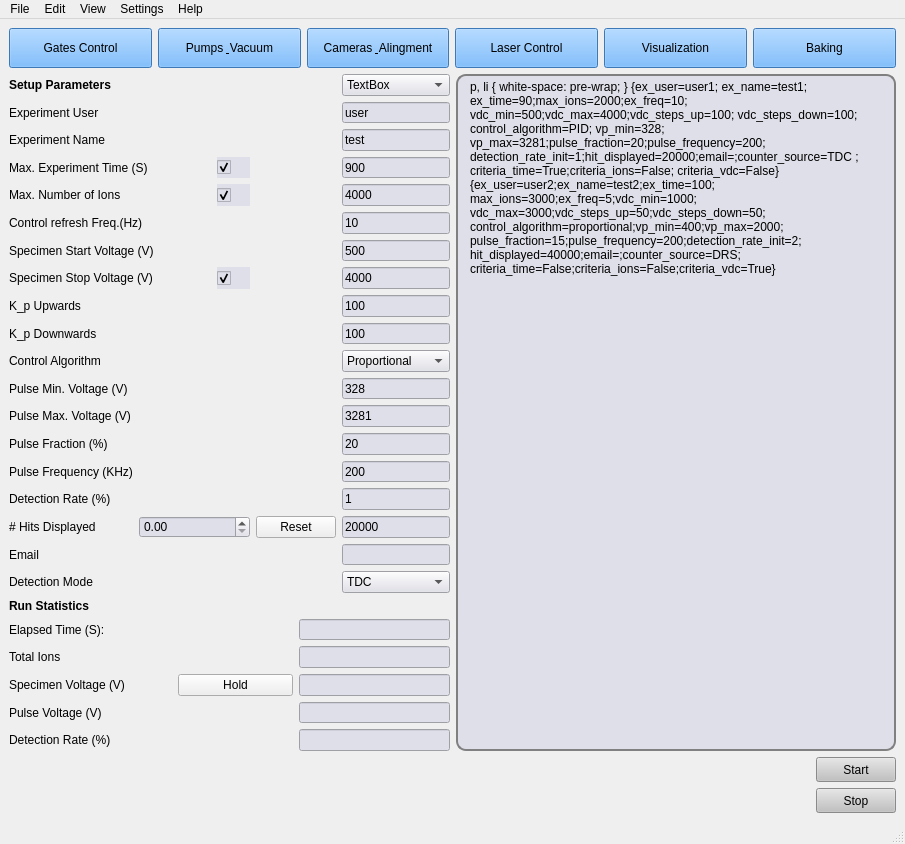
First picture: the form in pyccapt/files/PyQt6_UI/gui_main.ui, repository mmonajem/pyoxcart, before the edit.
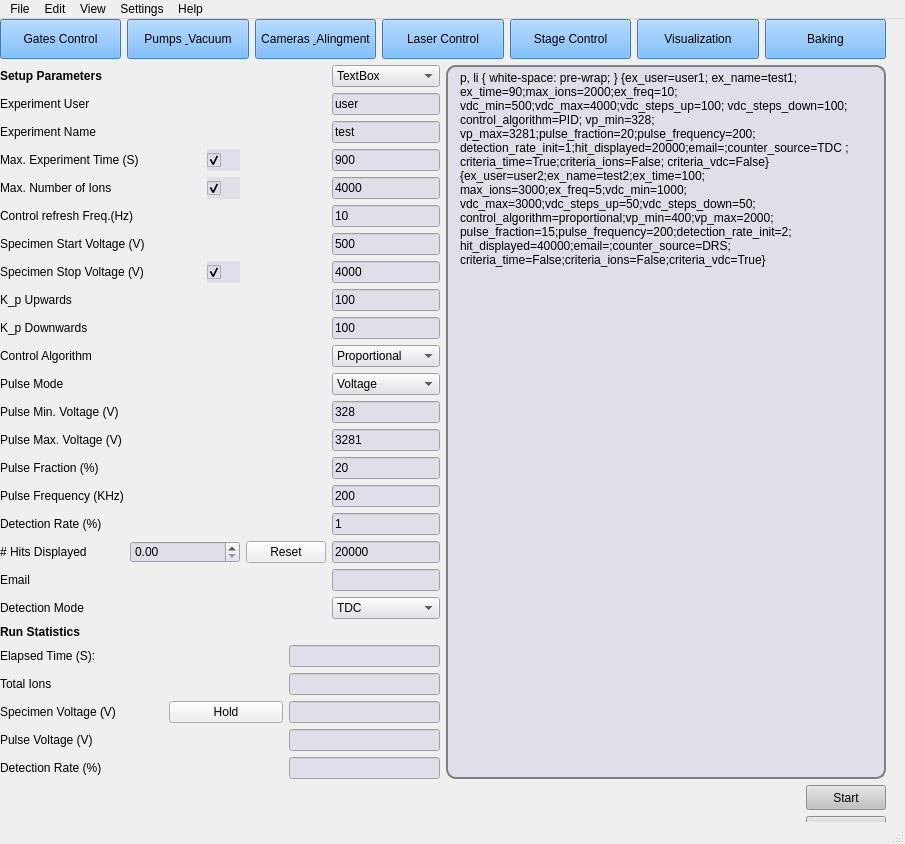
Second picture: the form after the edit.

Diff of the .ui file:
```diff
--- a/pyccapt/files/PyQt6_UI/gui_main.ui
+++ b/pyccapt/files/PyQt6_UI/gui_main.ui
@@ -14,8 +14,7 @@
             <string>OXCART</string>
         </property>
         <widget class="QWidget" name="centralwidget">
-            <layout class="QGridLayout" name="gridLayout_5">
-                <item row="0" column="0">
+            <widget class="QWidget" name="">
                     <layout class="QGridLayout" name="gridLayout_4">
                         <item row="0" column="0" colspan="2">
                             <layout class="QHBoxLayout" name="horizontalLayout">
@@ -117,8 +116,33 @@
                                         </property>
                                         <property name="styleSheet">
                                             <string notr="true">QPushButton{
-                                                background: rgb(85, 170, 255)
-                                                }
+                                            background: rgb(85, 170, 255)
+                                            }
+                                        </string>
+                                    </property>
+                                    <property name="text">
+                                        <string>Stage Control</string>
+                                    </property>
+                                </widget>
+                            </item>
+                            <item>
+                                <widget class="QPushButton" name="visualization">
+                                    <property name="minimumSize">
+                                        <size>
+                                            <width>0</width>
+                                            <height>40</height>
+                                        </size>
+                                    </property>
+                                    <property name="sizeIncrement">
+                                        <size>
+                                            <width>0</width>
+                                            <height>0</height>
+                                        </size>
+                                    </property>
+                                    <property name="styleSheet">
+                                        <string notr="true">QPushButton{
+                                            background: rgb(85, 170, 255)
+                                            }
                                             </string>
                                         </property>
                                         <property name="text">
@@ -156,7 +180,7 @@
                         <item row="1" column="0">
                             <layout class="QGridLayout" name="gridLayout">
                                 <item row="23" column="0">
-                                    <widget class="QLabel" name="label_197">
+                                <widget class="QLabel" name="label_196">
                                         <property name="sizePolicy">
                                             <sizepolicy hsizetype="Minimum" vsizetype="Minimum">
                                                 <horstretch>0</horstretch>
@@ -164,11 +188,11 @@
                                             </sizepolicy>
                                         </property>
                                         <property name="text">
-                                            <string>Pulse Voltage (V)</string>
+                                        <string>Specimen Voltage (V)</string>
                                         </property>
                                     </widget>
                                 </item>
-                                <item row="15" column="6">
+                            <item row="16" column="6">
                                     <widget class="QLineEdit" name="detection_rate_init">
                                         <property name="sizePolicy">
                                             <sizepolicy hsizetype="Minimum" vsizetype="Minimum">
@@ -206,7 +230,7 @@
                                         </property>
                                     </widget>
                                 </item>
-                                <item row="15" column="0">
+                            <item row="16" column="0">
                                     <widget class="QLabel" name="label_188">
                                         <property name="sizePolicy">
                                             <sizepolicy hsizetype="Minimum" vsizetype="Minimum">
@@ -219,7 +243,7 @@
                                         </property>
                                     </widget>
                                 </item>
-                                <item row="19" column="0">
+                            <item row="20" column="0">
                                     <widget class="QLabel" name="label_193">
                                         <property name="sizePolicy">
                                             <sizepolicy hsizetype="Minimum" vsizetype="Minimum">
@@ -237,7 +261,7 @@
                                         </property>
                                     </widget>
                                 </item>
-                                <item row="24" column="0">
+                            <item row="25" column="0">
                                     <widget class="QLabel" name="label_198">
                                         <property name="sizePolicy">
                                             <sizepolicy hsizetype="Minimum" vsizetype="Minimum">
@@ -294,7 +318,7 @@
                                         </property>
                                     </widget>
                                 </item>
-                                <item row="18" column="0">
+                            <item row="19" column="0">
                                     <widget class="QLabel" name="label_192">
                                         <property name="sizePolicy">
                                             <sizepolicy hsizetype="Minimum" vsizetype="Minimum">
@@ -339,7 +363,7 @@
                                         </item>
                                     </widget>
                                 </item>
-                                <item row="16" column="6">
+                            <item row="17" column="6">
                                     <widget class="QLineEdit" name="hit_displayed">
                                         <property name="sizePolicy">
                                             <sizepolicy hsizetype="Minimum" vsizetype="Minimum">
@@ -377,7 +401,7 @@
                                         </property>
                                     </widget>
                                 </item>
-                                <item row="21" column="0">
+                            <item row="22" column="0">
                                     <widget class="QLabel" name="label_195">
                                         <property name="sizePolicy">
                                             <sizepolicy hsizetype="Minimum" vsizetype="Minimum">
@@ -390,7 +414,7 @@
                                         </property>
                                     </widget>
                                 </item>
-                                <item row="20" column="5" colspan="2">
+                            <item row="21" column="5" colspan="2">
                                     <widget class="QLineEdit" name="elapsed_time">
                                         <property name="sizePolicy">
                                             <sizepolicy hsizetype="Minimum" vsizetype="Minimum">
@@ -453,7 +477,7 @@
                                         </property>
                                     </widget>
                                 </item>
-                                <item row="13" column="6">
+                            <item row="14" column="6">
                                     <widget class="QLineEdit" name="pulse_fraction">
                                         <property name="sizePolicy">
                                             <sizepolicy hsizetype="Minimum" vsizetype="Minimum">
@@ -478,7 +502,7 @@
                                         </property>
                                     </widget>
                                 </item>
-                                <item row="18" column="6">
+                            <item row="19" column="6">
                                     <widget class="QComboBox" name="counter_source">
                                         <property name="sizePolicy">
                                             <sizepolicy hsizetype="Minimum" vsizetype="Minimum">
@@ -523,7 +547,7 @@
                                         </property>
                                     </widget>
                                 </item>
-                                <item row="16" column="0">
+                            <item row="17" column="0">
                                     <widget class="QLabel" name="label_189">
                                         <property name="sizePolicy">
                                             <sizepolicy hsizetype="Minimum" vsizetype="Minimum">
@@ -536,7 +560,7 @@
                                         </property>
                                     </widget>
                                 </item>
-                                <item row="11" column="0">
+                            <item row="12" column="0">
                                     <widget class="QLabel" name="label_184">
                                         <property name="sizePolicy">
                                             <sizepolicy hsizetype="Minimum" vsizetype="Minimum">
@@ -549,7 +573,7 @@
                                         </property>
                                     </widget>
                                 </item>
-                                <item row="14" column="6">
+                            <item row="15" column="6">
                                     <widget class="QLineEdit" name="pulse_frequency">
                                         <property name="sizePolicy">
                                             <sizepolicy hsizetype="Minimum" vsizetype="Minimum">
@@ -574,7 +598,7 @@
                                         </property>
                                     </widget>
                                 </item>
-                                <item row="17" column="6">
+                            <item row="18" column="6">
                                     <widget class="QLineEdit" name="email">
                                         <property name="sizePolicy">
                                             <sizepolicy hsizetype="Minimum" vsizetype="Minimum">
@@ -599,7 +623,7 @@
                                         </property>
                                     </widget>
                                 </item>
-                                <item row="17" column="0">
+                            <item row="18" column="0">
                                     <widget class="QLabel" name="label_190">
                                         <property name="sizePolicy">
                                             <sizepolicy hsizetype="Minimum" vsizetype="Minimum">
@@ -612,7 +636,7 @@
                                         </property>
                                     </widget>
                                 </item>
-                                <item row="16" column="1" colspan="3">
+                            <item row="17" column="1" colspan="3">
                                     <widget class="QDoubleSpinBox" name="hitmap_plot_size">
                                         <property name="sizePolicy">
                                             <sizepolicy hsizetype="Minimum" vsizetype="Minimum">
@@ -634,7 +658,7 @@
                                         </property>
                                     </widget>
                                 </item>
-                                <item row="20" column="0">
+                            <item row="21" column="0">
                                     <widget class="QLabel" name="label_194">
                                         <property name="sizePolicy">
                                             <sizepolicy hsizetype="Minimum" vsizetype="Minimum">
@@ -647,7 +671,7 @@
                                         </property>
                                     </widget>
                                 </item>
-                                <item row="22" column="2" colspan="3">
+                            <item row="23" column="2" colspan="3">
                                     <widget class="QPushButton" name="dc_hold">
                                         <property name="minimumSize">
                                             <size>
@@ -791,7 +815,7 @@
                                         </property>
                                     </widget>
                                 </item>
-                                <item row="13" column="0">
+                            <item row="14" column="0">
                                     <widget class="QLabel" name="label_186">
                                         <property name="sizePolicy">
                                             <sizepolicy hsizetype="Minimum" vsizetype="Minimum">
@@ -804,7 +828,7 @@
                                         </property>
                                     </widget>
                                 </item>
-                                <item row="22" column="5" colspan="2">
+                            <item row="23" column="5" colspan="2">
                                     <widget class="QLineEdit" name="speciemen_voltage">
                                         <property name="sizePolicy">
                                             <sizepolicy hsizetype="Minimum" vsizetype="Minimum">
@@ -915,7 +939,7 @@
                                         </property>
                                     </widget>
                                 </item>
-                                <item row="11" column="6">
+                            <item row="12" column="6">
                                     <widget class="QLineEdit" name="vp_min">
                                         <property name="sizePolicy">
                                             <sizepolicy hsizetype="Minimum" vsizetype="Minimum">
@@ -940,7 +964,7 @@
                                         </property>
                                     </widget>
                                 </item>
-                                <item row="14" column="0">
+                            <item row="15" column="0">
                                     <widget class="QLabel" name="label_187">
                                         <property name="sizePolicy">
                                             <sizepolicy hsizetype="Minimum" vsizetype="Minimum">
@@ -978,14 +1002,14 @@
                                         </property>
                                     </widget>
                                 </item>
-                                <item row="12" column="0" colspan="2">
+                            <item row="13" column="0" colspan="2">
                                     <widget class="QLabel" name="label_185">
                                         <property name="text">
                                             <string>Pulse Max. Voltage (V)</string>
                                         </property>
                                     </widget>
                                 </item>
-                                <item row="12" column="6">
+                            <item row="13" column="6">
                                     <widget class="QLineEdit" name="vp_max">
                                         <property name="sizePolicy">
                                             <sizepolicy hsizetype="Minimum" vsizetype="Minimum">
@@ -1010,32 +1034,32 @@
                                         </property>
                                     </widget>
                                 </item>
-                                <item row="23" column="5" colspan="2">
-                                    <widget class="QLineEdit" name="pulse_voltage">
-                                        <property name="sizePolicy">
-                                            <sizepolicy hsizetype="Minimum" vsizetype="Minimum">
-                                                <horstretch>0</horstretch>
-                                                <verstretch>0</verstretch>
-                                            </sizepolicy>
-                                        </property>
-                                        <property name="minimumSize">
-                                            <size>
-                                                <width>0</width>
-                                                <height>20</height>
-                                            </size>
-                                        </property>
-                                        <property name="styleSheet">
-                                            <string notr="true">QLineEdit{
-                                                background: rgb(223,223,233)
-                                                }
-                                            </string>
-                                        </property>
-                                        <property name="text">
-                                            <string/>
-                                        </property>
-                                    </widget>
-                                </item>
                                 <item row="24" column="5" colspan="2">
+                                <widget class="QLineEdit" name="pulse_voltage">
+                                    <property name="sizePolicy">
+                                        <sizepolicy hsizetype="Minimum" vsizetype="Minimum">
+                                            <horstretch>0</horstretch>
+                                            <verstretch>0</verstretch>
+                                        </sizepolicy>
+                                    </property>
+                                    <property name="minimumSize">
+                                        <size>
+                                            <width>0</width>
+                                            <height>20</height>
+                                        </size>
+                                    </property>
+                                    <property name="styleSheet">
+                                        <string notr="true">QLineEdit{
+                                            background: rgb(223,223,233)
+                                            }
+                                        </string>
+                                    </property>
+                                    <property name="text">
+                                        <string/>
+                                    </property>
+                                </widget>
+                            </item>
+                            <item row="25" column="5" colspan="2">
                                     <widget class="QLineEdit" name="detection_rate">
                                         <property name="sizePolicy">
                                             <sizepolicy hsizetype="Minimum" vsizetype="Minimum">
@@ -1092,7 +1116,7 @@
                                         </property>
                                     </widget>
                                 </item>
-                                <item row="16" column="4" colspan="2">
+                            <item row="17" column="4" colspan="2">
                                     <widget class="QPushButton" name="reset_heatmap">
                                         <property name="minimumSize">
                                             <size>
@@ -1205,7 +1229,7 @@
                                         </property>
                                     </widget>
                                 </item>
-                                <item row="21" column="5" colspan="2">
+                            <item row="22" column="5" colspan="2">
                                     <widget class="QLineEdit" name="total_ions">
                                         <property name="sizePolicy">
                                             <sizepolicy hsizetype="Minimum" vsizetype="Minimum">
@@ -1230,8 +1254,8 @@
                                         </property>
                                     </widget>
                                 </item>
-                                <item row="22" column="0">
-                                    <widget class="QLabel" name="label_196">
+                            <item row="24" column="0">
+                                <widget class="QLabel" name="label_197">
                                         <property name="sizePolicy">
                                             <sizepolicy hsizetype="Minimum" vsizetype="Minimum">
                                                 <horstretch>0</horstretch>
@@ -1239,10 +1263,55 @@
                                             </sizepolicy>
                                         </property>
                                         <property name="text">
-                                            <string>Specimen Voltage (V)</string>
+                                        <string>Pulse Voltage (V)</string>
                                         </property>
                                     </widget>
                                 </item>
+                            <item row="11" column="0">
+                                <widget class="QLabel" name="label_199">
+                                    <property name="sizePolicy">
+                                        <sizepolicy hsizetype="Minimum" vsizetype="Minimum">
+                                            <horstretch>0</horstretch>
+                                            <verstretch>0</verstretch>
+                                        </sizepolicy>
+                                    </property>
+                                    <property name="text">
+                                        <string>Pulse Mode</string>
+                                    </property>
+                                </widget>
+                            </item>
+                            <item row="11" column="6">
+                                <widget class="QComboBox" name="pulse_mode">
+                                    <property name="sizePolicy">
+                                        <sizepolicy hsizetype="Minimum" vsizetype="Minimum">
+                                            <horstretch>0</horstretch>
+                                            <verstretch>0</verstretch>
+                                        </sizepolicy>
+                                    </property>
+                                    <property name="minimumSize">
+                                        <size>
+                                            <width>0</width>
+                                            <height>20</height>
+                                        </size>
+                                    </property>
+                                    <property name="styleSheet">
+                                        <string notr="true">QComboBox{
+                                            background: rgb(223,223,233)
+                                            }
+                                        </string>
+                                    </property>
+                                    <item>
+                                        <property name="text">
+                                            <string>Voltage</string>
+                                        </property>
+                                    </item>
+                                    <item>
+                                        <property name="text">
+                                            <string>Laser</string>
+                                        </property>
+                                    </item>
+                                </widget>
+                            </item>
                             </layout>
                         </item>
                         <item row="1" column="1">
@@ -1270,64 +1339,62 @@
                                 </property>
                                 <property name="html">
                                     <string>&lt;!DOCTYPE HTML PUBLIC &quot;-//W3C//DTD HTML 4.0//EN&quot; &quot;http://www.w3.org/TR/REC-html40/strict.dtd&quot;&gt;
-                                        &lt;html&gt;&lt;head&gt;&lt;meta name=&quot;qrichtext&quot; content=&quot;1&quot;
-                                        /&gt;&lt;meta charset=&quot;utf-8&quot; /&gt;&lt;style type=&quot;text/css&quot;&gt;
-                                        p, li { white-space: pre-wrap; }
-                                        &lt;/style&gt;&lt;/head&gt;&lt;body style=&quot; font-family:'Segoe UI';
-                                        font-size:9pt; font-weight:400; font-style:normal;&quot;&gt;
-                                        &lt;p style=&quot; margin-top:0px; margin-bottom:0px; margin-left:0px;
-                                        margin-right:0px; -qt-block-indent:0; text-indent:0px;&quot;&gt;&lt;span style=&quot;
-                                        font-family:'JetBrains Mono,monospace'; font-size:8pt; color:#000000;&quot;&gt;{ex_user=user1;&lt;/span&gt;&lt;span
-                                        style=&quot; font-family:'MS Shell Dlg 2'; font-size:7.875pt;&quot;&gt;ex_name=test1;&lt;/span&gt;&lt;/p&gt;
-                                        &lt;p style=&quot; margin-top:0px; margin-bottom:0px; margin-left:0px;
-                                        margin-right:0px; -qt-block-indent:0; text-indent:0px;&quot;&gt;&lt;span style=&quot;
-                                        font-family:'MS Shell Dlg 2'; font-size:7.875pt;&quot;&gt;ex_time=90;max_ions=2000;ex_freq=10;&lt;/span&gt;&lt;/p&gt;
-                                        &lt;p style=&quot; margin-top:0px; margin-bottom:0px; margin-left:0px;
-                                        margin-right:0px; -qt-block-indent:0; text-indent:0px;&quot;&gt;&lt;span style=&quot;
-                                        font-family:'MS Shell Dlg 2'; font-size:7.875pt;&quot;&gt;vdc_min=500;vdc_max=4000;vdc_steps_up=100;&lt;/span&gt;&lt;/p&gt;
-                                        &lt;p style=&quot; margin-top:0px; margin-bottom:0px; margin-left:0px;
-                                        margin-right:0px; -qt-block-indent:0; text-indent:0px;&quot;&gt;&lt;span style=&quot;
-                                        font-family:'MS Shell Dlg 2'; font-size:7.875pt;&quot;&gt;vdc_steps_down=100;&lt;/span&gt;&lt;span
-                                        style=&quot; font-family:'JetBrains Mono,monospace'; font-size:8pt;
-                                        color:#000000;&quot;&gt;control_algorithm=PID;&lt;/span&gt;&lt;span style=&quot;
-                                        font-family:'MS Shell Dlg 2'; font-size:7.875pt;&quot;&gt;vp_min=328;&lt;/span&gt;&lt;/p&gt;
-                                        &lt;p style=&quot; margin-top:0px; margin-bottom:0px; margin-left:0px;
-                                        margin-right:0px; -qt-block-indent:0; text-indent:0px;&quot;&gt;&lt;span style=&quot;
-                                        font-family:'MS Shell Dlg 2'; font-size:7.875pt;&quot;&gt;vp_max=3281;pulse_fraction=20;pulse_frequency=200;&lt;/span&gt;&lt;/p&gt;
-                                        &lt;p style=&quot; margin-top:0px; margin-bottom:0px; margin-left:0px;
-                                        margin-right:0px; -qt-block-indent:0; text-indent:0px;&quot;&gt;&lt;span style=&quot;
-                                        font-family:'MS Shell Dlg 2'; font-size:7.875pt;&quot;&gt;detection_rate_init=1;hit_displayed=20000;email=;counter_source=TDC&lt;/span&gt;&lt;span
-                                        style=&quot; font-family:'JetBrains Mono,monospace'; font-size:8pt;
-                                        color:#000000;&quot;&gt;;&lt;/span&gt;&lt;/p&gt;
-                                        &lt;p style=&quot; margin-top:0px; margin-bottom:0px; margin-left:0px;
-                                        margin-right:0px; -qt-block-indent:0; text-indent:0px;&quot;&gt;&lt;span style=&quot;
-                                        font-family:'JetBrains Mono,monospace'; font-size:8pt; color:#000000;&quot;&gt;criteria_time=True;criteria_ions=False;&lt;/span&gt;&lt;/p&gt;
-                                        &lt;p style=&quot; margin-top:0px; margin-bottom:0px; margin-left:0px;
-                                        margin-right:0px; -qt-block-indent:0; text-indent:0px;&quot;&gt;&lt;span style=&quot;
-                                        font-family:'JetBrains Mono,monospace'; font-size:8pt; color:#000000;&quot;&gt;criteria_vdc=False}&lt;/span&gt;
-                                        &lt;/p&gt;
-                                        &lt;p style=&quot; margin-top:0px; margin-bottom:0px; margin-left:0px;
-                                        margin-right:0px; -qt-block-indent:0; text-indent:0px;&quot;&gt;&lt;span style=&quot;
-                                        font-family:'JetBrains Mono,monospace'; font-size:8pt; color:#000000;&quot;&gt;{ex_user=user2;ex_name=test2;ex_time=100;&lt;/span&gt;&lt;/p&gt;
-                                        &lt;p style=&quot; margin-top:0px; margin-bottom:0px; margin-left:0px;
-                                        margin-right:0px; -qt-block-indent:0; text-indent:0px;&quot;&gt;&lt;span style=&quot;
-                                        font-family:'JetBrains Mono,monospace'; font-size:8pt; color:#000000;&quot;&gt;max_ions=3000;ex_freq=5;vdc_min=1000;&lt;/span&gt;&lt;/p&gt;
-                                        &lt;p style=&quot; margin-top:0px; margin-bottom:0px; margin-left:0px;
-                                        margin-right:0px; -qt-block-indent:0; text-indent:0px;&quot;&gt;&lt;span style=&quot;
-                                        font-family:'JetBrains Mono,monospace'; font-size:8pt; color:#000000;&quot;&gt;vdc_max=3000;vdc_steps_up=50;vdc_steps_down=50;&lt;/span&gt;&lt;/p&gt;
-                                        &lt;p style=&quot; margin-top:0px; margin-bottom:0px; margin-left:0px;
-                                        margin-right:0px; -qt-block-indent:0; text-indent:0px;&quot;&gt;&lt;span style=&quot;
-                                        font-family:'JetBrains Mono,monospace'; font-size:8pt; color:#000000;&quot;&gt;control_algorithm=proportional;vp_min=400;vp_max=2000;&lt;/span&gt;&lt;/p&gt;
-                                        &lt;p style=&quot; margin-top:0px; margin-bottom:0px; margin-left:0px;
-                                        margin-right:0px; -qt-block-indent:0; text-indent:0px;&quot;&gt;&lt;span style=&quot;
-                                        font-family:'JetBrains Mono,monospace'; font-size:8pt; color:#000000;&quot;&gt;pulse_fraction=15;pulse_frequency=200;detection_rate_init=2;&lt;/span&gt;&lt;/p&gt;
-                                        &lt;p style=&quot; margin-top:0px; margin-bottom:0px; margin-left:0px;
-                                        margin-right:0px; -qt-block-indent:0; text-indent:0px;&quot;&gt;&lt;span style=&quot;
-                                        font-family:'JetBrains Mono,monospace'; font-size:8pt; color:#000000;&quot;&gt;hit_displayed=40000;email=;counter_source=DRS;&lt;/span&gt;&lt;/p&gt;
-                                        &lt;p style=&quot; margin-top:0px; margin-bottom:0px; margin-left:0px;
-                                        margin-right:0px; -qt-block-indent:0; text-indent:0px;&quot;&gt;&lt;span style=&quot;
-                                        font-family:'JetBrains Mono,monospace'; font-size:8pt; color:#000000;&quot;&gt;criteria_time=False;criteria_ions=False;criteria_vdc=True}&lt;/span&gt;
-                                        &lt;/p&gt;&lt;/body&gt;&lt;/html&gt;
+                                    &lt;html&gt;&lt;head&gt;&lt;meta name=&quot;qrichtext&quot; content=&quot;1&quot; /&gt;&lt;meta
+                                    charset=&quot;utf-8&quot; /&gt;&lt;style type=&quot;text/css&quot;&gt;
+                                    p, li { white-space: pre-wrap; }
+                                    &lt;/style&gt;&lt;/head&gt;&lt;body style=&quot; font-family:'Segoe UI';
+                                    font-size:9pt; font-weight:400; font-style:normal;&quot;&gt;
+                                    &lt;p style=&quot; margin-top:0px; margin-bottom:0px; margin-left:0px;
+                                    margin-right:0px; -qt-block-indent:0; text-indent:0px;&quot;&gt;&lt;span style=&quot;
+                                    font-family:'JetBrains Mono,monospace'; font-size:8pt; color:#000000;&quot;&gt;{ex_user=user1;&lt;/span&gt;&lt;span
+                                    style=&quot; font-family:'MS Shell Dlg 2'; font-size:7.875pt;&quot;&gt;ex_name=test1;&lt;/span&gt;&lt;/p&gt;
+                                    &lt;p style=&quot; margin-top:0px; margin-bottom:0px; margin-left:0px;
+                                    margin-right:0px; -qt-block-indent:0; text-indent:0px;&quot;&gt;&lt;span style=&quot;
+                                    font-family:'MS Shell Dlg 2'; font-size:7.875pt;&quot;&gt;ex_time=90;max_ions=2000;ex_freq=10;&lt;/span&gt;&lt;/p&gt;
+                                    &lt;p style=&quot; margin-top:0px; margin-bottom:0px; margin-left:0px;
+                                    margin-right:0px; -qt-block-indent:0; text-indent:0px;&quot;&gt;&lt;span style=&quot;
+                                    font-family:'MS Shell Dlg 2'; font-size:7.875pt;&quot;&gt;vdc_min=500;vdc_max=4000;vdc_steps_up=100;&lt;/span&gt;&lt;/p&gt;
+                                    &lt;p style=&quot; margin-top:0px; margin-bottom:0px; margin-left:0px;
+                                    margin-right:0px; -qt-block-indent:0; text-indent:0px;&quot;&gt;&lt;span style=&quot;
+                                    font-family:'MS Shell Dlg 2'; font-size:7.875pt;&quot;&gt;vdc_steps_down=100;&lt;/span&gt;&lt;span
+                                    style=&quot; font-family:'JetBrains Mono,monospace'; font-size:8pt; color:#000000;&quot;&gt;control_algorithm=PID;&lt;/span&gt;&lt;span
+                                    style=&quot; font-family:'MS Shell Dlg 2'; font-size:7.875pt;&quot;&gt;vp_min=328;&lt;/span&gt;&lt;/p&gt;
+                                    &lt;p style=&quot; margin-top:0px; margin-bottom:0px; margin-left:0px;
+                                    margin-right:0px; -qt-block-indent:0; text-indent:0px;&quot;&gt;&lt;span style=&quot;
+                                    font-family:'MS Shell Dlg 2'; font-size:7.875pt;&quot;&gt;vp_max=3281;pulse_fraction=20;pulse_frequency=200;&lt;/span&gt;&lt;/p&gt;
+                                    &lt;p style=&quot; margin-top:0px; margin-bottom:0px; margin-left:0px;
+                                    margin-right:0px; -qt-block-indent:0; text-indent:0px;&quot;&gt;&lt;span style=&quot;
+                                    font-family:'MS Shell Dlg 2'; font-size:7.875pt;&quot;&gt;detection_rate_init=1;hit_displayed=20000;email=;counter_source=TDC&lt;/span&gt;&lt;span
+                                    style=&quot; font-family:'JetBrains Mono,monospace'; font-size:8pt; color:#000000;&quot;&gt;;&lt;/span&gt;&lt;/p&gt;
+                                    &lt;p style=&quot; margin-top:0px; margin-bottom:0px; margin-left:0px;
+                                    margin-right:0px; -qt-block-indent:0; text-indent:0px;&quot;&gt;&lt;span style=&quot;
+                                    font-family:'JetBrains Mono,monospace'; font-size:8pt; color:#000000;&quot;&gt;criteria_time=True;criteria_ions=False;&lt;/span&gt;&lt;/p&gt;
+                                    &lt;p style=&quot; margin-top:0px; margin-bottom:0px; margin-left:0px;
+                                    margin-right:0px; -qt-block-indent:0; text-indent:0px;&quot;&gt;&lt;span style=&quot;
+                                    font-family:'JetBrains Mono,monospace'; font-size:8pt; color:#000000;&quot;&gt;criteria_vdc=False}&lt;/span&gt;
+                                    &lt;/p&gt;
+                                    &lt;p style=&quot; margin-top:0px; margin-bottom:0px; margin-left:0px;
+                                    margin-right:0px; -qt-block-indent:0; text-indent:0px;&quot;&gt;&lt;span style=&quot;
+                                    font-family:'JetBrains Mono,monospace'; font-size:8pt; color:#000000;&quot;&gt;{ex_user=user2;ex_name=test2;ex_time=100;&lt;/span&gt;&lt;/p&gt;
+                                    &lt;p style=&quot; margin-top:0px; margin-bottom:0px; margin-left:0px;
+                                    margin-right:0px; -qt-block-indent:0; text-indent:0px;&quot;&gt;&lt;span style=&quot;
+                                    font-family:'JetBrains Mono,monospace'; font-size:8pt; color:#000000;&quot;&gt;max_ions=3000;ex_freq=5;vdc_min=1000;&lt;/span&gt;&lt;/p&gt;
+                                    &lt;p style=&quot; margin-top:0px; margin-bottom:0px; margin-left:0px;
+                                    margin-right:0px; -qt-block-indent:0; text-indent:0px;&quot;&gt;&lt;span style=&quot;
+                                    font-family:'JetBrains Mono,monospace'; font-size:8pt; color:#000000;&quot;&gt;vdc_max=3000;vdc_steps_up=50;vdc_steps_down=50;&lt;/span&gt;&lt;/p&gt;
+                                    &lt;p style=&quot; margin-top:0px; margin-bottom:0px; margin-left:0px;
+                                    margin-right:0px; -qt-block-indent:0; text-indent:0px;&quot;&gt;&lt;span style=&quot;
+                                    font-family:'JetBrains Mono,monospace'; font-size:8pt; color:#000000;&quot;&gt;control_algorithm=proportional;vp_min=400;vp_max=2000;&lt;/span&gt;&lt;/p&gt;
+                                    &lt;p style=&quot; margin-top:0px; margin-bottom:0px; margin-left:0px;
+                                    margin-right:0px; -qt-block-indent:0; text-indent:0px;&quot;&gt;&lt;span style=&quot;
+                                    font-family:'JetBrains Mono,monospace'; font-size:8pt; color:#000000;&quot;&gt;pulse_fraction=15;pulse_frequency=200;detection_rate_init=2;&lt;/span&gt;&lt;/p&gt;
+                                    &lt;p style=&quot; margin-top:0px; margin-bottom:0px; margin-left:0px;
+                                    margin-right:0px; -qt-block-indent:0; text-indent:0px;&quot;&gt;&lt;span style=&quot;
+                                    font-family:'JetBrains Mono,monospace'; font-size:8pt; color:#000000;&quot;&gt;hit_displayed=40000;email=;counter_source=DRS;&lt;/span&gt;&lt;/p&gt;
+                                    &lt;p style=&quot; margin-top:0px; margin-bottom:0px; margin-left:0px;
+                                    margin-right:0px; -qt-block-indent:0; text-indent:0px;&quot;&gt;&lt;span style=&quot;
+                                    font-family:'JetBrains Mono,monospace'; font-size:8pt; color:#000000;&quot;&gt;criteria_time=False;criteria_ions=False;criteria_vdc=True}&lt;/span&gt;
+                                    &lt;/p&gt;&lt;/body&gt;&lt;/html&gt;
                                     </string>
                                 </property>
                             </widget>
@@ -1417,8 +1484,7 @@
                             </layout>
                         </item>
                     </layout>
-                </item>
-            </layout>
+            </widget>
         </widget>
         <widget class="QMenuBar" name="menubar">
             <property name="geometry">
```
Left out of the diff: 150 changed lines with no effect on the pictures. Lines whose indentation alone changed are shown as unchanged.
